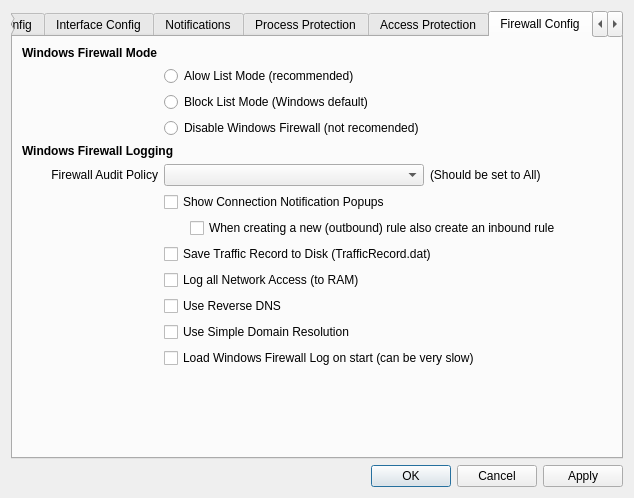
Above: MajorPrivacy/Forms/SettingsWindow.ui from xanasoft/MajorPrivacy before the change. Below: the same form after it.
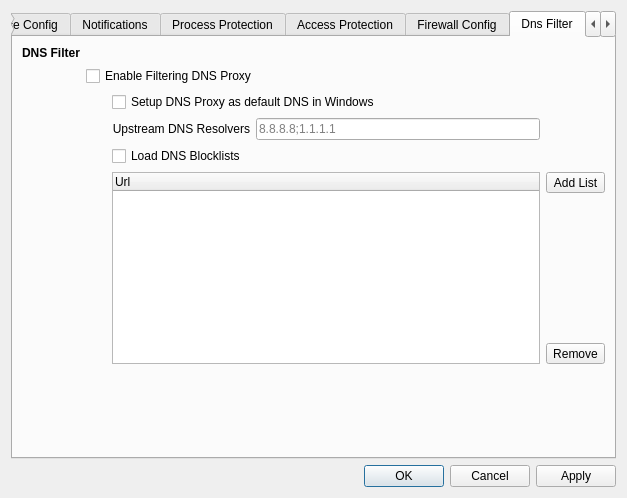
That is the form after the change. The open tabs and pages were chosen to show the change. Icons and pictures are not drawn.

What changed in the file:
```diff
--- a/MajorPrivacy/Forms/SettingsWindow.ui
+++ b/MajorPrivacy/Forms/SettingsWindow.ui
@@ -459,31 +459,10 @@
         <layout class="QGridLayout" name="gridLayout_4">
          <item row="0" column="0">
           <layout class="QGridLayout" name="gridLayout_2">
-           <item row="4" column="0" colspan="2">
-            <widget class="QLabel" name="lblFwInfo">
-             <property name="font">
-              <font>
-               <weight>75</weight>
-               <bold>true</bold>
-               <kerning>true</kerning>
-              </font>
-             </property>
+           <item row="13" column="1" colspan="3">
+            <widget class="QCheckBox" name="chkLoadFwLog">
              <property name="text">
-              <string>Windows Firewall Logging</string>
-             </property>
-            </widget>
-           </item>
-           <item row="6" column="1" colspan="3">
-            <widget class="QCheckBox" name="chkFwShowPopUp">
-             <property name="text">
-              <string>Show Connection Notification Popups</string>
-             </property>
-            </widget>
-           </item>
-           <item row="10" column="1" colspan="3">
-            <widget class="QCheckBox" name="chkReverseDNS">
-             <property name="text">
-              <string>Use Reverse DNS</string>
+              <string>Load Windows Firewall Log on start (can be very slow)</string>
              </property>
             </widget>
            </item>
@@ -504,6 +483,44 @@
              </property>
             </widget>
            </item>
+           <item row="11" column="1" colspan="3">
+            <widget class="QCheckBox" name="chkReverseDNS">
+             <property name="text">
+              <string>Use Reverse DNS</string>
+             </property>
+            </widget>
+           </item>
+           <item row="5" column="1" colspan="2">
+            <widget class="QComboBox" name="cmbFwAuditPolicy"/>
+           </item>
+           <item row="9" column="1" colspan="3">
+            <widget class="QCheckBox" name="chkTrafficRecord">
+             <property name="text">
+              <string>Save Traffic Record to Disk (TrafficRecord.dat)</string>
+             </property>
+            </widget>
+           </item>
+           <item row="6" column="1" colspan="3">
+            <widget class="QCheckBox" name="chkFwShowPopUp">
+             <property name="text">
+              <string>Show Connection Notification Popups</string>
+             </property>
+            </widget>
+           </item>
+           <item row="12" column="1" colspan="3">
+            <widget class="QCheckBox" name="chkSimpleDomains">
+             <property name="text">
+              <string>Use Simple Domain Resolution</string>
+             </property>
+            </widget>
+           </item>
+           <item row="3" column="1" colspan="2">
+            <widget class="QRadioButton" name="radFwDisable">
+             <property name="text">
+              <string>Disable Windows Firewall (not recomended)</string>
+             </property>
+            </widget>
+           </item>
            <item row="7" column="2" colspan="2">
             <widget class="QCheckBox" name="chkFwInOutRules">
              <property name="text">
@@ -511,10 +528,14 @@
              </property>
             </widget>
            </item>
-           <item row="13" column="3">
-            <spacer name="horizontalSpacer_2">
-             <property name="orientation">
-              <enum>Qt::Horizontal</enum>
+           <item row="0" column="0">
+            <widget class="QLabel" name="lblFw">
+             <property name="font">
+              <font>
+               <weight>75</weight>
+               <bold>true</bold>
+               <kerning>true</kerning>
+              </font>
              </property>
              <property name="sizeHint" stdset="0">
               <size>
@@ -522,9 +543,9 @@
                <height>20</height>
               </size>
              </property>
-            </spacer>
+            </widget>
            </item>
-           <item row="9" column="1" colspan="3">
+           <item row="10" column="1" colspan="3">
             <widget class="QCheckBox" name="chkFwLog">
              <property name="text">
               <string>Log all Network Access (to RAM)</string>
@@ -538,6 +559,19 @@
              </property>
             </widget>
            </item>
+           <item row="14" column="2">
+            <spacer name="horizontalSpacer">
+             <property name="orientation">
+              <enum>Qt::Horizontal</enum>
+             </property>
+             <property name="sizeHint" stdset="0">
+              <size>
+               <width>40</width>
+               <height>20</height>
+              </size>
+             </property>
+            </spacer>
+           </item>
            <item row="2" column="1" colspan="2">
             <widget class="QRadioButton" name="radFwBlockList">
              <property name="text">
@@ -545,7 +579,20 @@
              </property>
             </widget>
            </item>
-           <item row="13" column="1">
+           <item row="14" column="3">
+            <spacer name="horizontalSpacer_2">
+             <property name="orientation">
+              <enum>Qt::Horizontal</enum>
+             </property>
+             <property name="sizeHint" stdset="0">
+              <size>
+               <width>40</width>
+               <height>20</height>
+              </size>
+             </property>
+            </spacer>
+           </item>
+           <item row="14" column="1">
             <spacer name="verticalSpacer_3">
              <property name="orientation">
               <enum>Qt::Vertical</enum>
@@ -558,59 +605,18 @@
              </property>
             </spacer>
            </item>
-           <item row="12" column="1" colspan="3">
-            <widget class="QCheckBox" name="chkLoadFwLog">
+           <item row="1" column="1" colspan="2">
+            <widget class="QRadioButton" name="radFwAlowList">
              <property name="text">
-              <string>Load Windows Firewall Log on start (can be very slow)</string>
-             </property>
-            </widget>
-           </item>
-           <item row="3" column="1" colspan="2">
-            <widget class="QRadioButton" name="radFwDisable">
-             <property name="text">
-              <string>Disable Windows Firewall (not recomended)</string>
-             </property>
-            </widget>
-           </item>
-           <item row="5" column="1" colspan="2">
-            <widget class="QComboBox" name="cmbFwAuditPolicy"/>
-           </item>
-           <item row="13" column="2">
-            <spacer name="horizontalSpacer">
-             <property name="orientation">
-              <enum>Qt::Horizontal</enum>
-             </property>
-             <property name="sizeHint" stdset="0">
-              <size>
-               <width>40</width>
-               <height>20</height>
-              </size>
-             </property>
-            </spacer>
-           </item>
-           <item row="11" column="1" colspan="3">
-            <widget class="QCheckBox" name="chkSimpleDomains">
-             <property name="text">
-              <string>Use Simple Domain Resolution</string>
-             </property>
-            </widget>
-           </item>
-           <item row="0" column="0">
-            <widget class="QLabel" name="lblFw">
-             <property name="font">
-              <font>
-               <weight>75</weight>
-               <bold>true</bold>
-               <kerning>true</kerning>
-              </font>
-             </property>
-             <property name="text">
-              <string>Windows Firewall Mode</string>
+              <string>Alow List Mode (recommended)</string>
              </property>
             </widget>
            </item>
            <item row="8" column="1" colspan="3">
-            <widget class="QCheckBox" name="chkTrafficRecord">
+            <widget class="QCheckBox" name="chkFwPlus">
+             <property name="toolTip">
+              <string>This feature enables the creation of firewall rule templates with path wildcards. When the Privacy Agent detects network activity matching a template without an existing rule, it automatically generates a new firewall rule.</string>
+             </property>
              <property name="text">
               <string>Save Traffic Record to Disk (TrafficRecord.dat)</string>
              </property>
@@ -620,6 +626,143 @@
          </item>
         </layout>
        </widget>
+       <widget class="QWidget" name="tabDns">
+        <attribute name="title">
+         <string>Dns Filter</string>
+        </attribute>
+        <layout class="QGridLayout" name="gridLayout_16">
+         <item row="0" column="0">
+          <layout class="QGridLayout" name="gridLayout_15">
+           <item row="2" column="2" colspan="2">
+            <widget class="QCheckBox" name="chkDnsInstall">
+             <property name="text">
+              <string>Setup DNS Proxy as default DNS in Windows</string>
+             </property>
+            </widget>
+           </item>
+           <item row="7" column="4">
+            <widget class="QToolButton" name="btnDelBlockList">
+             <property name="sizePolicy">
+              <sizepolicy hsizetype="Minimum" vsizetype="Fixed">
+               <horstretch>0</horstretch>
+               <verstretch>0</verstretch>
+              </sizepolicy>
+             </property>
+             <property name="text">
+              <string>Remove</string>
+             </property>
+            </widget>
+           </item>
+           <item row="4" column="2" colspan="2">
+            <widget class="QCheckBox" name="chkDnsBlockLists">
+             <property name="text">
+              <string>Load DNS Blocklists</string>
+             </property>
+            </widget>
+           </item>
+           <item row="3" column="2">
+            <widget class="QLabel" name="label_6">
+             <property name="text">
+              <string>Upstream DNS Resolvers</string>
+             </property>
+             <property name="alignment">
+              <set>Qt::AlignRight|Qt::AlignTrailing|Qt::AlignVCenter</set>
+             </property>
+            </widget>
+           </item>
+           <item row="0" column="0">
+            <widget class="QLabel" name="lblDns">
+             <property name="font">
+              <font>
+               <weight>75</weight>
+               <bold>true</bold>
+               <kerning>true</kerning>
+              </font>
+             </property>
+             <property name="text">
+              <string>DNS Filter</string>
+             </property>
+            </widget>
+           </item>
+           <item row="1" column="1" colspan="3">
+            <widget class="QCheckBox" name="chkDnsFilter">
+             <property name="text">
+              <string>Enable Filtering DNS Proxy</string>
+             </property>
+            </widget>
+           </item>
+           <item row="8" column="1">
+            <spacer name="verticalSpacer_9">
+             <property name="orientation">
+              <enum>Qt::Vertical</enum>
+             </property>
+             <property name="sizeHint" stdset="0">
+              <size>
+               <width>20</width>
+               <height>40</height>
+              </size>
+             </property>
+            </spacer>
+           </item>
+           <item row="3" column="3">
+            <widget class="QLineEdit" name="txtDnsResolvers">
+             <property name="placeholderText">
+              <string>8.8.8.8;1.1.1.1</string>
+             </property>
+            </widget>
+           </item>
+           <item row="6" column="4">
+            <spacer name="verticalSpacer_8">
+             <property name="orientation">
+              <enum>Qt::Vertical</enum>
+             </property>
+             <property name="sizeHint" stdset="0">
+              <size>
+               <width>20</width>
+               <height>40</height>
+              </size>
+             </property>
+            </spacer>
+           </item>
+           <item row="8" column="2" colspan="2">
+            <spacer name="horizontalSpacer_10">
+             <property name="orientation">
+              <enum>Qt::Horizontal</enum>
+             </property>
+             <property name="sizeHint" stdset="0">
+              <size>
+               <width>40</width>
+               <height>20</height>
+              </size>
+             </property>
+            </spacer>
+           </item>
+           <item row="5" column="4">
+            <widget class="QToolButton" name="btnAddBlockList">
+             <property name="sizePolicy">
+              <sizepolicy hsizetype="Minimum" vsizetype="Fixed">
+               <horstretch>0</horstretch>
+               <verstretch>0</verstretch>
+              </sizepolicy>
+             </property>
+             <property name="text">
+              <string>Add List</string>
+             </property>
+            </widget>
+           </item>
+           <item row="5" column="2" rowspan="3" colspan="2">
+            <widget class="QTreeWidget" name="treeDnsBlockLists">
+             <column>
+              <property name="text">
+               <string>Url</string>
+              </property>
+             </column>
+            </widget>
+           </item>
+          </layout>
+         </item>
+        </layout>
+       </widget>
        <widget class="QWidget" name="tabAdvanced">
         <attribute name="title">
          <string>Advanced</string>
```
Left out of the diff: 24 changed lines with no effect on the pictures.
